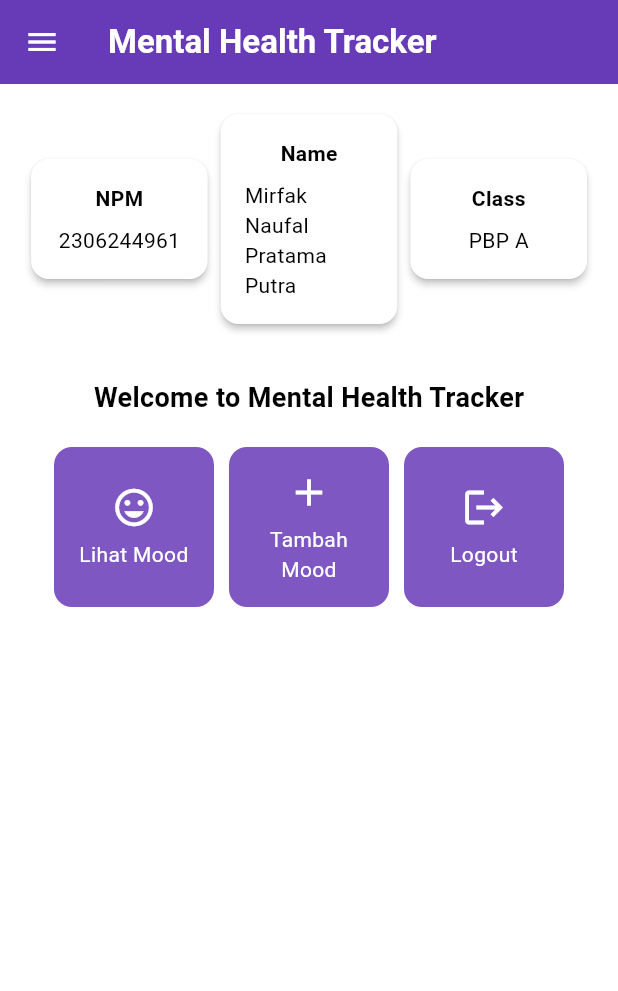
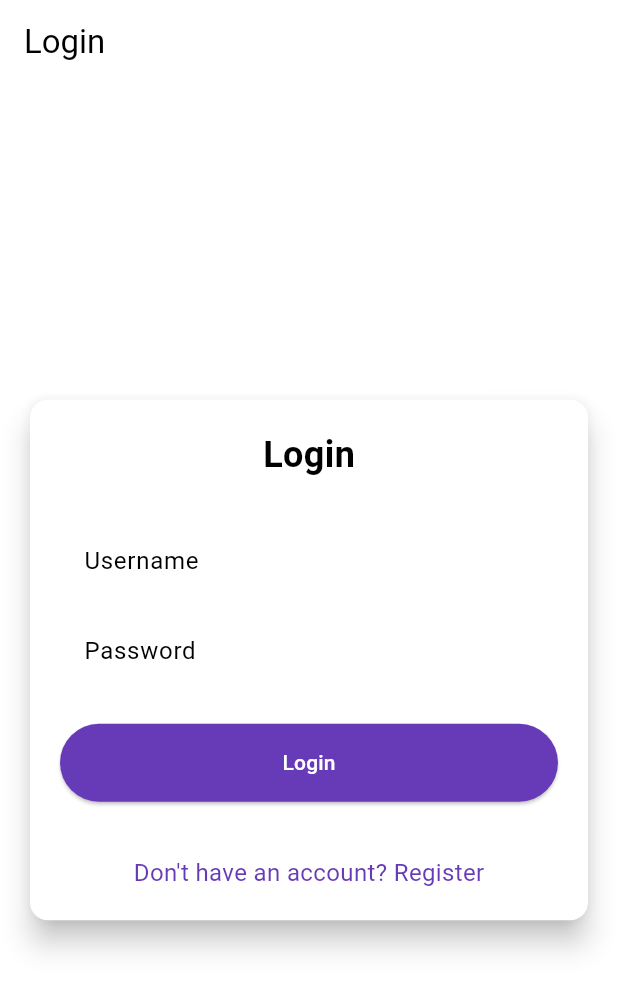
Before and after one commit to mirfaknaufal/mental-health-tracker-mobile, a Flutter app: the screen it shows after launch, on a phone screen of 412 x 824 dp. Shown: the top 991 px of the screen. Run offline on Flutter 3.47's test engine with Material 3 defaults, Android fonts, the phone set to English and light mode, and no system bars; missing offline and left inert: pbp_django_auth.

Commit message:
Tutorial 8

```diff
--- a/mental_health_tracker/lib/main.dart
+++ b/mental_health_tracker/lib/main.dart
@@ -1,5 +1,8 @@
 import 'package:flutter/material.dart';
 import 'package:mental_health_tracker/screens/menu.dart';
+import 'package:pbp_django_auth/pbp_django_auth.dart';
+import 'package:provider/provider.dart';
+import 'package:mental_health_tracker/screens/login.dart';
 
 void main() {
   runApp(const MyApp());
@@ -8,33 +11,23 @@ void main() {
 class MyApp extends StatelessWidget {
   const MyApp({super.key});
 
-  // This widget is the root of your application.
   @override
   Widget build(BuildContext context) {
-    return MaterialApp(
-      title: 'Flutter Demo',
-      theme: ThemeData(
-        // This is the theme of your application.
-        //
-        // TRY THIS: Try running your application with "flutter run". You'll see
-        // the application has a purple toolbar. Then, without quitting the app,
-        // try changing the seedColor in the colorScheme below to Colors.green
-        // and then invoke "hot reload" (save your changes or press the "hot
-        // reload" button in a Flutter-supported IDE, or press "r" if you used
-        // the command line to start the app).
-        //
-        // Notice that the counter didn't reset back to zero; the application
-        // state is not lost during the reload. To reset the state, use hot
-        // restart instead.
-        //
-        // This works for code too, not just values: Most code changes can be
-        // tested with just a hot reload.
-        colorScheme: ColorScheme.fromSwatch(
-        primarySwatch: Colors.deepPurple,
-        ).copyWith(secondary: Colors.deepPurple[400]),
-        useMaterial3: true,
+    return Provider(
+      create: (_) {
+        CookieRequest request = CookieRequest();
+        return request;
+      },
+      child: MaterialApp(
+        title: 'Mental Health Tracker',
+        theme: ThemeData(
+          useMaterial3: true,
+          colorScheme: ColorScheme.fromSwatch(
+            primarySwatch: Colors.deepPurple,
+          ).copyWith(secondary: Colors.deepPurple[400]),
+        ),
+        home: const LoginPage(),
       ),
-      home: MyHomePage(),
     );
   }
 }
--- /dev/null
+++ b/mental_health_tracker/lib/screens/login.dart
@@ -0,0 +1,181 @@
+import 'package:mental_health_tracker/screens/menu.dart';
+import 'package:flutter/material.dart';
+import 'package:pbp_django_auth/pbp_django_auth.dart';
+import 'package:provider/provider.dart';
+import 'package:mental_health_tracker/screens/register.dart';
+
+void main() {
+  runApp(const LoginApp());
+}
+
+class LoginApp extends StatelessWidget {
+  const LoginApp({super.key});
+
+  @override
+  Widget build(BuildContext context) {
+    return MaterialApp(
+      title: 'Login',
+      theme: ThemeData(
+        useMaterial3: true,
+        colorScheme: ColorScheme.fromSwatch(
+          primarySwatch: Colors.deepPurple,
+        ).copyWith(secondary: Colors.deepPurple[400]),
+      ),
+      home: const LoginPage(),
+    );
+  }
+}
+
+class LoginPage extends StatefulWidget {
+  const LoginPage({super.key});
+
+  @override
+  State<LoginPage> createState() => _LoginPageState();
+}
+
+class _LoginPageState extends State<LoginPage> {
+  final TextEditingController _usernameController = TextEditingController();
+  final TextEditingController _passwordController = TextEditingController();
+
+  @override
+  Widget build(BuildContext context) {
+    final request = context.watch<CookieRequest>();
+
+    return Scaffold(
+      appBar: AppBar(
+        title: const Text('Login'),
+      ),
+      body: Center(
+        child: SingleChildScrollView(
+          padding: const EdgeInsets.all(16.0),
+          child: Card(
+            elevation: 8,
+            shape: RoundedRectangleBorder(
+              borderRadius: BorderRadius.circular(12.0),
+            ),
+            child: Padding(
+              padding: const EdgeInsets.all(20.0),
+              child: Column(
+                mainAxisSize: MainAxisSize.min,
+                children: [
+                  const Text(
+                    'Login',
+                    style: TextStyle(
+                      fontSize: 24.0,
+                      fontWeight: FontWeight.bold,
+                    ),
+                  ),
+                  const SizedBox(height: 30.0),
+                  TextField(
+                    controller: _usernameController,
+                    decoration: const InputDecoration(
+                      labelText: 'Username',
+                      hintText: 'Enter your username',
+                      border: OutlineInputBorder(
+                        borderRadius: BorderRadius.all(Radius.circular(12.0)),
+                      ),
+                      contentPadding:
+                          EdgeInsets.symmetric(horizontal: 12.0, vertical: 8.0),
+                    ),
+                  ),
+                  const SizedBox(height: 12.0),
+                  TextField(
+                    controller: _passwordController,
+                    decoration: const InputDecoration(
+                      labelText: 'Password',
+                      hintText: 'Enter your password',
+                      border: OutlineInputBorder(
+                        borderRadius: BorderRadius.all(Radius.circular(12.0)),
+                      ),
+                      contentPadding:
+                          EdgeInsets.symmetric(horizontal: 12.0, vertical: 8.0),
+                    ),
+                    obscureText: true,
+                  ),
+                  const SizedBox(height: 24.0),
+                  ElevatedButton(
+                    onPressed: () async {
+                      String username = _usernameController.text;
+                      String password = _passwordController.text;
+
+                      // Cek kredensial
+                      // TODO: Ganti URL dan jangan lupa tambahkan trailing slash (/) di akhir URL!
+                      // Untuk menyambungkan Android emulator dengan Django pada localhost,
+                      // gunakan URL http://10.0.2.2/
+                      final response = await request
+                          .login("http://127.0.0.1:8000/auth/login/", {
+                        'username': username,
+                        'password': password,
+                      });
+
+                      if (request.loggedIn) {
+                        String message = response['message'];
+                        String uname = response['username'];
+                        if (context.mounted) {
+                          Navigator.pushReplacement(
+                            context,
+                            MaterialPageRoute(
+                                builder: (context) => MyHomePage()),
+                          );
+                          ScaffoldMessenger.of(context)
+                            ..hideCurrentSnackBar()
+                            ..showSnackBar(
+                              SnackBar(
+                                  content:
+                                      Text("$message Selamat datang, $uname.")),
+                            );
+                        }
+                      } else {
+                        if (context.mounted) {
+                          showDialog(
+                            context: context,
+                            builder: (context) => AlertDialog(
+                              title: const Text('Login Gagal'),
+                              content: Text(response['message']),
+                              actions: [
+                                TextButton(
+                                  child: const Text('OK'),
+                                  onPressed: () {
+                                    Navigator.pop(context);
+                                  },
+                                ),
+                              ],
+                            ),
+                          );
+                        }
+                      }
+                    },
+                    style: ElevatedButton.styleFrom(
+                      foregroundColor: Colors.white,
+                      minimumSize: Size(double.infinity, 50),
+                      backgroundColor: Theme.of(context).colorScheme.primary,
+                      padding: const EdgeInsets.symmetric(vertical: 16.0),
+                    ),
+                    child: const Text('Login'),
+                  ),
+                  const SizedBox(height: 36.0),
+                  GestureDetector(
+                    onTap: () {
+                      Navigator.push(
+                        context,
+                        MaterialPageRoute(
+                            builder: (context) => const RegisterPage()),
+                      );
+                    },
+                    child: Text(
+                      'Don\'t have an account? Register',
+                      style: TextStyle(
+                        color: Theme.of(context).colorScheme.primary,
+                        fontSize: 16.0,
+                      ),
+                    ),
+                  ),
+                ],
+              ),
+            ),
+          ),
+        ),
+      ),
+    );
+  }
+}
--- a/mental_health_tracker/lib/screens/menu.dart
+++ b/mental_health_tracker/lib/screens/menu.dart
@@ -1,6 +1,5 @@
 import 'package:flutter/material.dart';
 import 'package:mental_health_tracker/widgets/left_drawer.dart';
-import 'package:mental_health_tracker/screens/moodentry_form.dart';
 import 'package:mental_health_tracker/widgets/mood_card.dart';
 
 class MyHomePage extends StatelessWidget {
--- a/mental_health_tracker/pubspec.yaml
+++ b/mental_health_tracker/pubspec.yaml
@@ -35,6 +35,9 @@ dependencies:
   # The following adds the Cupertino Icons font to your application.
   # Use with the CupertinoIcons class for iOS style icons.
   cupertino_icons: ^1.0.8
+  provider: ^6.1.2
+  pbp_django_auth: ^0.4.0
+  http: ^1.2.2
 
 dev_dependencies:
   flutter_test:
@@ -45,7 +48,7 @@ dev_dependencies:
   # activated in the `analysis_options.yaml` file located at the root of your
   # package. See that file for information about deactivating specific lint
   # rules and activating additional ones.
-  flutter_lints: ^4.0.0
+  flutter_lints: ^5.0.0
 
 # For information on the generic Dart part of this file, see the
 # following page: https://dart.dev/tools/pub/pubspec
```
Also changed, not shown: mental_health_tracker/lib/models/mood_entry.dart (added, +65 -0 lines), mental_health_tracker/lib/screens/list_moodentry.dart (added, +90 -0 lines), mental_health_tracker/lib/screens/moodentry_form.dart (+35 -29 lines), mental_health_tracker/lib/screens/register.dart (added, +166 -0 lines), mental_health_tracker/lib/widgets/left_drawer.dart (+12 -0 lines), mental_health_tracker/lib/widgets/mood_card.dart (+37 -1 lines), mental_health_tracker/pubspec.lock, 2 other files.
